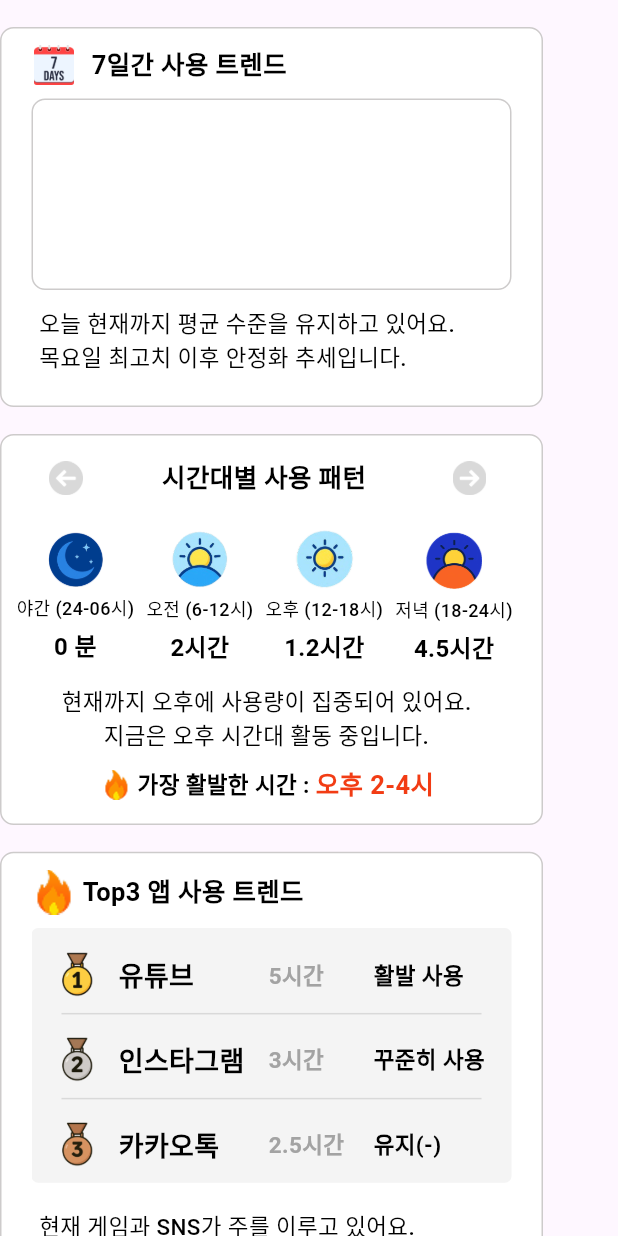
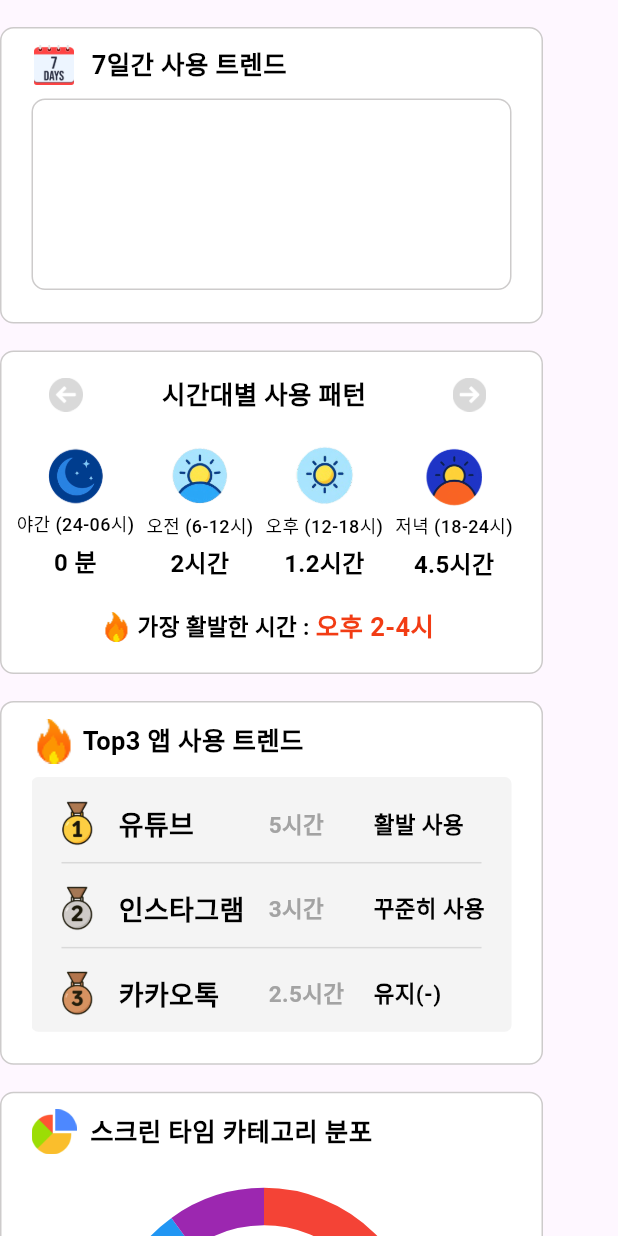
Before and after one commit to mili-second/Frontend, a Flutter app: the AnalyzeView widget shown alone on an empty page, opened directly, on a phone screen of 412 x 824 dp. Run offline on Flutter 3.47's test engine with Material 3 defaults, Android fonts, the phone set to English and light mode, and no system bars; our stand-ins replace device_info_plus, fl_chart, flutter_screenutil, flutter_secure_storage, shared_preferences; accounts and stored records are empty.

Commit message:
분석 화면 수정

```diff
--- a/mili_second/lib/analyze/view/analyze_view.dart
+++ b/mili_second/lib/analyze/view/analyze_view.dart
@@ -14,8 +14,6 @@ class AnalyzeView extends StatefulWidget {
 
 class _AnalyzeViewState extends State<AnalyzeView> {
   // 7일간 사용 트렌트 데이터
-  final String _7daysUsingSummary =
-      '오늘 현재까지 평균 수준을 유지하고 있어요. 목요일 최고치 이후 안정화 추세입니다.';
 
   // Top3 앱 사용 트렌드 데이터
   // usagePattern은 오늘, 오늘 - 1, 오늘 - 2로 3개의 리스트로 넘겨주며, 분 단위(Date)로 넘겨줌
@@ -29,8 +27,6 @@ class _AnalyzeViewState extends State<AnalyzeView> {
   final String _timeOfDayPatternPeakTime = '오후 2-4시';
 
   // Top3 앱 사용 트렌드 데이터
-  final String _top3AppSummary =
-      '현재 게임과 SNS가 주를 이루고 있어요. 오후부터 엔터테인먼트 앱 집중 사용 패턴입니다.';
   // "rank": 1, "appName": "YouTube", "category": "entertain", "minutes": 300, "state": "활발 사용"
   final List<List> _top3AppDatas = [
     ['1', '유튜브', 300, '활발 사용'],
@@ -39,8 +35,8 @@ class _AnalyzeViewState extends State<AnalyzeView> {
   ];
 
   // 스크린타임 카테고리 분포 데이터
-  final String _categoryDistributionSummary =
-      '현재까지 스크린 타임에서 게임이 45%로 가장 높은 비중을 차지하고 있어요.';
+  // final String _categoryDistributionSummary =
+  //     '현재까지 스크린 타임에서 게임이 45%로 가장 높은 비중을 차지하고 있어요.';
   final List<List> _categoryDistribution = [
     ['SNS', 30],
     ['게임', 25],
@@ -56,13 +52,13 @@ class _AnalyzeViewState extends State<AnalyzeView> {
         children: [
           SizedBox(height: 20.h),
           // 7일간 사용 트렌트
-          SevenDaysUsageTrends(sevendaysUsingSummary: _7daysUsingSummary),
+          SevenDaysUsageTrends(),
 
           SizedBox(height: 20.h),
 
           // 시간대별 사용 패턴
           UsagePatternsByTimeOfDay(
-            timeOfDayPatternSummary: _timeOfDayPatternSummary,
+            //timeOfDayPatternSummary: _timeOfDayPatternSummary,
             datas: _timeOfDayPatternDatas,
             timeOfDayPatternPeakTime: _timeOfDayPatternPeakTime,
           ),
@@ -71,7 +67,7 @@ class _AnalyzeViewState extends State<AnalyzeView> {
 
           // Top3 앱 사용 트렌드
           Top3AppUsageTrends(
-            top3AppSummary: _top3AppSummary,
+            //top3AppSummary: _top3AppSummary,
             datas: _top3AppDatas,
           ),
 
@@ -79,7 +75,7 @@ class _AnalyzeViewState extends State<AnalyzeView> {
 
           // 스크린타임 카테고리 분포
           ScreentimeCategoryDistribution(
-            categoryDistributionSummary: _categoryDistributionSummary,
+            //categoryDistributionSummary: _categoryDistributionSummary,
             chartData: _categoryDistribution,
           ),
 
--- a/mili_second/lib/analyze/view/screentime_category_distribution.dart
+++ b/mili_second/lib/analyze/view/screentime_category_distribution.dart
@@ -3,13 +3,13 @@ import 'package:flutter_screenutil/flutter_screenutil.dart';
 import 'package:fl_chart/fl_chart.dart';
 
 class ScreentimeCategoryDistribution extends StatefulWidget {
-  final String categoryDistributionSummary;
+  //final String categoryDistributionSummary;
 
   final List<List> chartData;
 
   const ScreentimeCategoryDistribution({
     super.key,
-    required this.categoryDistributionSummary,
+    //required this.categoryDistributionSummary,
     required this.chartData,
   });
 
@@ -52,7 +52,7 @@ class _ScreentimeCategoryDistributionState
 
     return Container(
       width: 362.w,
-      height: 500.h,
+      height: 420.h,
       decoration: BoxDecoration(
         color: Color(0xFFFFFFFF),
         borderRadius: BorderRadius.circular(10.r),
@@ -81,22 +81,22 @@ class _ScreentimeCategoryDistributionState
                     ),
                   ],
                 ),
-                SizedBox(height: 375.h),
-                SizedBox(
-                  width: 310.w,
-                  height: 50.h,
-                  child: Text(
-                    widget.categoryDistributionSummary.replaceAllMapped(
-                      RegExp(r'([.!?])\s*'), // . 또는 ! 또는 ? 뒤의 공백까지 매칭
-                      (match) => '${match[1]}\n', // 그 기호 뒤에 줄바꿈 추가
-                    ),
-                    style: TextStyle(
-                      color: Color(0xFF000000),
-                      fontSize: 15.sp,
-                      fontWeight: FontWeight.w500,
-                    ),
-                  ),
-                ),
+                SizedBox(height: 275.h),
+                // SizedBox(
+                //   width: 310.w,
+                //   height: 50.h,
+                //   child: Text(
+                //     widget.categoryDistributionSummary.replaceAllMapped(
+                //       RegExp(r'([.!?])\s*'), // . 또는 ! 또는 ? 뒤의 공백까지 매칭
+                //       (match) => '${match[1]}\n', // 그 기호 뒤에 줄바꿈 추가
+                //     ),
+                //     style: TextStyle(
+                //       color: Color(0xFF000000),
+                //       fontSize: 15.sp,
+                //       fontWeight: FontWeight.w500,
+                //     ),
+                //   ),
+                // ),
               ],
             ),
             Positioned(
--- a/mili_second/lib/analyze/view/seven_days_usage_trends.dart
+++ b/mili_second/lib/analyze/view/seven_days_usage_trends.dart
@@ -3,8 +3,7 @@ import 'package:flutter_screenutil/flutter_screenutil.dart';
 import 'package:fl_chart/fl_chart.dart';
 
 class SevenDaysUsageTrends extends StatefulWidget {
-  final String sevendaysUsingSummary;
-  const SevenDaysUsageTrends({super.key, required this.sevendaysUsingSummary});
+  const SevenDaysUsageTrends({super.key});
 
   @override
   State<SevenDaysUsageTrends> createState() => _SevenDaysUsageTrendsState();
@@ -15,7 +14,7 @@ class _SevenDaysUsageTrendsState extends State<SevenDaysUsageTrends> {
   Widget build(BuildContext context) {
     return Container(
       width: 362.w,
-      height: 282.h,
+      height: 220.h,
       decoration: BoxDecoration(
         color: Color(0xFFFFFFFF),
         borderRadius: BorderRadius.circular(10.r),
@@ -98,22 +97,22 @@ class _SevenDaysUsageTrendsState extends State<SevenDaysUsageTrends> {
                 ),
               ],
             ),
-            SizedBox(height: 12.h),
+            //SizedBox(height: 12.h),
 
-            SizedBox(
-              width: 310.w,
-              child: Text(
-                widget.sevendaysUsingSummary.replaceAllMapped(
-                  RegExp(r'([.!?])\s*'), // . 또는 ! 또는 ? 뒤의 공백까지 매칭
-                  (match) => '${match[1]}\n', // 그 기호 뒤에 줄바꿈 추가
-                ),
-                style: TextStyle(
-                  color: Color(0xFF000000),
-                  fontSize: 15.sp,
-                  fontWeight: FontWeight.w500,
-                ),
-              ),
-            ),
+            // SizedBox(
+            //   width: 310.w,
+            //   child: Text(
+            //     widget.sevendaysUsingSummary.replaceAllMapped(
+            //       RegExp(r'([.!?])\s*'), // . 또는 ! 또는 ? 뒤의 공백까지 매칭
+            //       (match) => '${match[1]}\n', // 그 기호 뒤에 줄바꿈 추가
+            //     ),
+            //     style: TextStyle(
+            //       color: Color(0xFF000000),
+            //       fontSize: 15.sp,
+            //       fontWeight: FontWeight.w500,
+            //     ),
+            //   ),
+            // ),
           ],
         ),
       ),
--- a/mili_second/lib/analyze/view/top3_app_usage_trends.dart
+++ b/mili_second/lib/analyze/view/top3_app_usage_trends.dart
@@ -2,12 +2,12 @@ import 'package:flutter/material.dart';
 import 'package:flutter_screenutil/flutter_screenutil.dart';
 
 class Top3AppUsageTrends extends StatefulWidget {
-  final String top3AppSummary;
+  //final String top3AppSummary;
   final List<List> datas;
 
   const Top3AppUsageTrends({
     super.key,
-    required this.top3AppSummary,
+    //required this.top3AppSummary,
     required this.datas,
   });
 
@@ -20,7 +20,7 @@ class _Top3AppUsageTrendsState extends State<Top3AppUsageTrends> {
   Widget build(BuildContext context) {
     return Container(
       width: 362.w,
-      height: 340.h,
+      height: 270.h,
       decoration: BoxDecoration(
         color: Color(0xFFFFFFFF),
         borderRadius: BorderRadius.circular(10.r),
@@ -109,21 +109,21 @@ class _Top3AppUsageTrendsState extends State<Top3AppUsageTrends> {
               ],
             ),
             SizedBox(height: 20.h),
-            SizedBox(
-              width: 310.w,
-              height: 50.h,
-              child: Text(
-                widget.top3AppSummary.replaceAllMapped(
-                  RegExp(r'([.!?])\s*'), // . 또는 ! 또는 ? 뒤의 공백까지 매칭
-                  (match) => '${match[1]}\n', // 그 기호 뒤에 줄바꿈 추가
-                ),
-                style: TextStyle(
-                  color: Color(0xFF000000),
-                  fontSize: 15.sp,
-                  fontWeight: FontWeight.w500,
-                ),
-              ),
-            ),
+            // SizedBox(
+            //   width: 310.w,
+            //   height: 50.h,
+            //   child: Text(
+            //     widget.top3AppSummary.replaceAllMapped(
+            //       RegExp(r'([.!?])\s*'), // . 또는 ! 또는 ? 뒤의 공백까지 매칭
+            //       (match) => '${match[1]}\n', // 그 기호 뒤에 줄바꿈 추가
+            //     ),
+            //     style: TextStyle(
+            //       color: Color(0xFF000000),
+            //       fontSize: 15.sp,
+            //       fontWeight: FontWeight.w500,
+            //     ),
+            //   ),
+            // ),
           ],
         ),
       ),
--- a/mili_second/lib/analyze/view/usage_patterns_by_time_of_day.dart
+++ b/mili_second/lib/analyze/view/usage_patterns_by_time_of_day.dart
@@ -2,13 +2,13 @@ import 'package:flutter/material.dart';
 import 'package:flutter_screenutil/flutter_screenutil.dart';
 
 class UsagePatternsByTimeOfDay extends StatefulWidget {
-  final String timeOfDayPatternSummary;
+  //final String timeOfDayPatternSummary;
   final List<List<int>> datas;
   final String timeOfDayPatternPeakTime;
 
   const UsagePatternsByTimeOfDay({
     super.key,
-    required this.timeOfDayPatternSummary,
+    //required this.timeOfDayPatternSummary,
     required this.timeOfDayPatternPeakTime,
     required this.datas,
   });
@@ -36,7 +36,7 @@ class _UsagePatternsByTimeOfDayState extends State<UsagePatternsByTimeOfDay> {
   Widget build(BuildContext context) {
     return Container(
       width: 362.w,
-      height: 290.h,
+      height: 240.h,
       decoration: BoxDecoration(
         color: Color(0xFFFFFFFF),
         borderRadius: BorderRadius.circular(10.r),
@@ -108,6 +108,7 @@ class _UsagePatternsByTimeOfDayState extends State<UsagePatternsByTimeOfDay> {
                         ),
                       ),
                       SizedBox(height: 5.h),
+                      // 현재 핸드폰 사용 시간일 경우 다른 색상으로 표현하기
                       Text(
                         '0 분',
                         style: TextStyle(
@@ -137,6 +138,7 @@ class _UsagePatternsByTimeOfDayState extends State<UsagePatternsByTimeOfDay> {
                         ),
                       ),
                       SizedBox(height: 5.h),
+                      // 현재 핸드폰 사용 시간일 경우 다른 색상으로 표현하기
                       Text(
                         '2시간',
                         style: TextStyle(
@@ -165,6 +167,7 @@ class _UsagePatternsByTimeOfDayState extends State<UsagePatternsByTimeOfDay> {
                         ),
                       ),
                       SizedBox(height: 5.h),
+                      // 현재 핸드폰 사용 시간일 경우 다른 색상으로 표현하기
                       Text(
                         '1.2시간',
                         style: TextStyle(
@@ -207,29 +210,29 @@ class _UsagePatternsByTimeOfDayState extends State<UsagePatternsByTimeOfDay> {
                 ],
               ),
             ),
-            SizedBox(height: 5.h),
-            SizedBox(
-              height: 50.h,
-              child: Row(
-                mainAxisAlignment: MainAxisAlignment.start,
-                children: [
-                  SizedBox(width: 30.w),
-                  Text(
-                    textAlign: TextAlign.center,
-                    widget.timeOfDayPatternSummary.replaceAllMapped(
-                      RegExp(r'([.!?])\s*'), // . 또는 ! 또는 ? 뒤의 공백까지 매칭
-                      (match) => '${match[1]}\n', // 그 기호 뒤에 줄바꿈 추가
-                    ),
-                    style: TextStyle(
-                      color: Color(0xFF000000),
-                      fontSize: 15.sp,
-                      fontWeight: FontWeight.w500,
-                    ),
-                  ),
-                ],
-              ),
-            ),
+            //SizedBox(height: 5.h),
 
+            // SizedBox(
+            //   height: 50.h,
+            //   child: Row(
+            //     mainAxisAlignment: MainAxisAlignment.start,
+            //     children: [
+            //       SizedBox(width: 30.w),
+            //       Text(
+            //         textAlign: TextAlign.center,
+            //         widget.timeOfDayPatternSummary.replaceAllMapped(
+            //           RegExp(r'([.!?])\s*'), // . 또는 ! 또는 ? 뒤의 공백까지 매칭
+            //           (match) => '${match[1]}\n', // 그 기호 뒤에 줄바꿈 추가
+            //         ),
+            //         style: TextStyle(
+            //           color: Color(0xFF000000),
+            //           fontSize: 15.sp,
+            //           fontWeight: FontWeight.w500,
+            //         ),
+            //       ),
+            //     ],
+            //   ),
+            // ),
             SizedBox(height: 10.h),
             SizedBox(
               child: Row(
--- a/mili_second/lib/insight/view/insight_view.dart
+++ b/mili_second/lib/insight/view/insight_view.dart
@@ -31,6 +31,11 @@ class _InsightViewState extends State<InsightView> {
   final String _weeklyChangingTrendsComment =
       '새로운 관심사가 기존 패턴을 자연스럽게 변화시키고 있어요!';
   final String _totalUsageTime = '+2.3 시간';
+  final List<List> _categoryAndChangeInUse = [
+    ['SNS', '+ 150%'],
+    ['독서', '- 60%'],
+    ['게임', '+ 35%'],
+  ];
 
   @override
   Widget build(BuildContext context) {
@@ -64,6 +69,7 @@ class _InsightViewState extends State<InsightView> {
           WeeklyChangingTrends(
             comment: _weeklyChangingTrendsComment,
             totalUsageTime: _totalUsageTime,
+            categoryUsageTime: _categoryAndChangeInUse,
           ),
 
           SizedBox(height: 30.h),
```
Also changed, not shown: mili_second/lib/insight/view/weekly_changing_trends.dart (+102 -5 lines).
